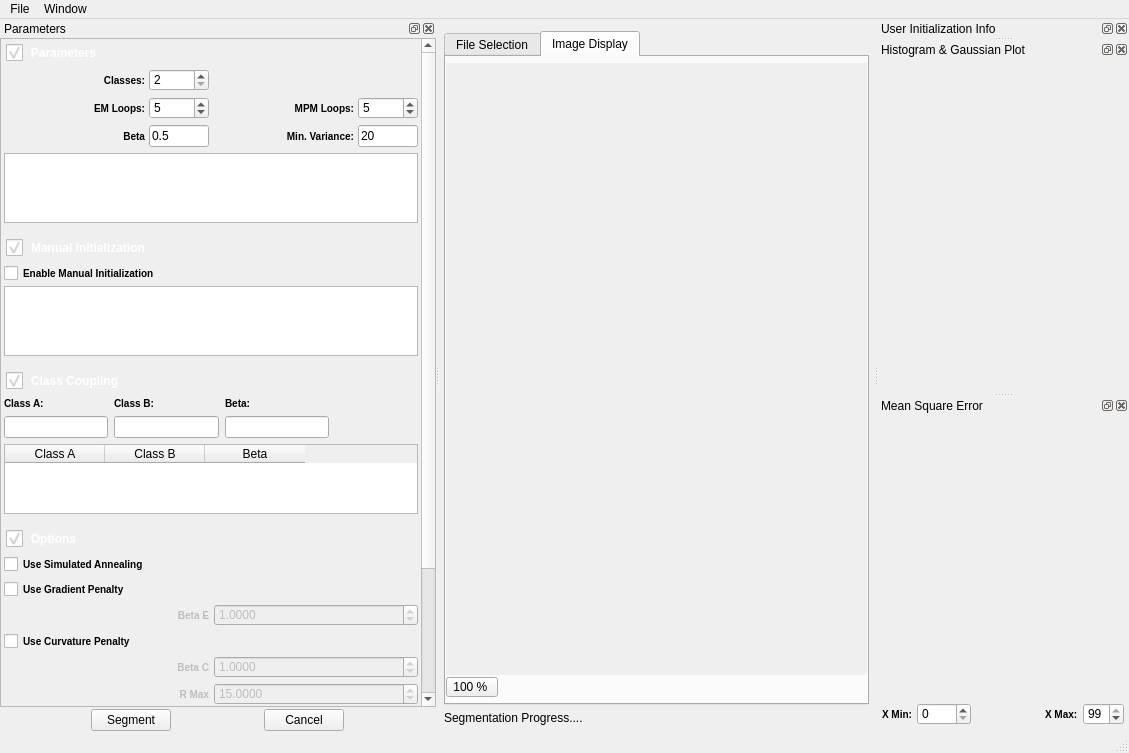
Above: Code/EmMpmGui/UI_Files/EmMpmGui.ui from BlueQuartzSoftware/EMMPMWorkbench before the change. Below: the same form after it.
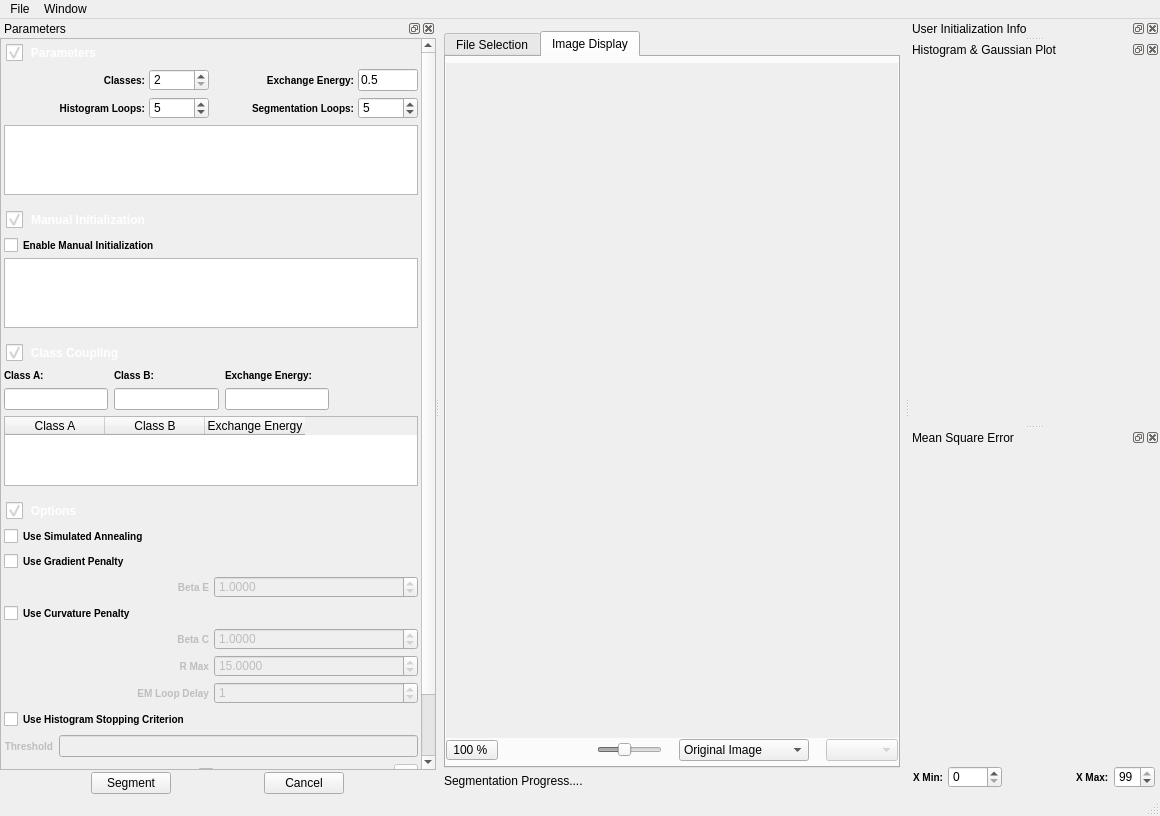
That is the form after the change. The open tabs and pages were chosen to show the change. Icons and pictures are not drawn. Custom widgets are drawn as their Qt base class.

Commit message: Correctly enabled the PerClassItem Table View Changing colors in PerClassTableView changes UserInitArea Colors Stopping Criterion and Simulated Annealing are mutually exclusive User Interface Terminology updated Writing out all the tables to the config file or preferences fil

Patch:
```diff
--- a/Code/EmMpmGui/UI_Files/EmMpmGui.ui
+++ b/Code/EmMpmGui/UI_Files/EmMpmGui.ui
@@ -6,8 +6,8 @@
    <rect>
     <x>0</x>
     <y>0</y>
-    <width>1129</width>
-    <height>753</height>
+    <width>1160</width>
+    <height>816</height>
    </rect>
   </property>
   <property name="sizePolicy">
@@ -643,7 +643,7 @@
            <item>
             <layout class="QHBoxLayout" name="horizontalLayout_5">
              <property name="spacing">
-              <number>4</number>
+              <number>5</number>
              </property>
              <item>
               <widget class="QToolButton" name="zoomButton">
@@ -807,63 +807,6 @@
                <property name="orientation">
                 <enum>Qt::Horizontal</enum>
                </property>
-               <property name="sizeType">
-                <enum>QSizePolicy::Fixed</enum>
-               </property>
-               <property name="sizeHint" stdset="0">
-                <size>
-                 <width>12</width>
-                 <height>20</height>
-                </size>
-               </property>
-              </spacer>
-             </item>
-             <item>
-              <widget class="QPushButton" name="layersPalette">
-               <property name="sizePolicy">
-                <sizepolicy hsizetype="Fixed" vsizetype="Fixed">
-                 <horstretch>0</horstretch>
-                 <verstretch>0</verstretch>
-                </sizepolicy>
-               </property>
-               <property name="minimumSize">
-                <size>
-                 <width>24</width>
-                 <height>24</height>
-                </size>
-               </property>
-               <property name="maximumSize">
-                <size>
-                 <width>24</width>
-                 <height>24</height>
-                </size>
-               </property>
-               <property name="toolTip">
-                <string>Show the layers pallette</string>
-               </property>
-               <property name="text">
-                <string/>
-               </property>
-               <property name="icon">
-                <iconset resource="../../../Resources/icons/images/Icons.qrc">
-                 <normaloff>:/logic_and.png</normaloff>:/logic_and.png</iconset>
-               </property>
-               <property name="iconSize">
-                <size>
-                 <width>24</width>
-                 <height>24</height>
-                </size>
-               </property>
-               <property name="flat">
-                <bool>true</bool>
-               </property>
-              </widget>
-             </item>
-             <item>
-              <spacer name="horizontalSpacer_2">
-               <property name="orientation">
-                <enum>Qt::Horizontal</enum>
-               </property>
                <property name="sizeHint" stdset="0">
                 <size>
                  <width>40</width>
@@ -872,6 +815,104 @@
                </property>
               </spacer>
              </item>
+             <item>
+              <widget class="QSlider" name="opacitySlider">
+               <property name="enabled">
+                <bool>false</bool>
+               </property>
+               <property name="sizePolicy">
+                <sizepolicy hsizetype="Preferred" vsizetype="Preferred">
+                 <horstretch>0</horstretch>
+                 <verstretch>0</verstretch>
+                </sizepolicy>
+               </property>
+               <property name="minimumSize">
+                <size>
+                 <width>65</width>
+                 <height>0</height>
+                </size>
+               </property>
+               <property name="toolTip">
+                <string>Adjust the opacity of the segmented image. 0 makes the segmented image opaque. 100 makes the segmented image transparent </string>
+               </property>
+               <property name="maximum">
+                <number>100</number>
+               </property>
+               <property name="value">
+                <number>40</number>
+               </property>
+               <property name="orientation">
+                <enum>Qt::Horizontal</enum>
+               </property>
+              </widget>
+             </item>
+             <item>
+              <spacer name="horizontalSpacer_2">
+               <property name="orientation">
+                <enum>Qt::Horizontal</enum>
+               </property>
+               <property name="sizeType">
+                <enum>QSizePolicy::Fixed</enum>
+               </property>
+               <property name="sizeHint" stdset="0">
+                <size>
+                 <width>12</width>
+                 <height>20</height>
+                </size>
+               </property>
+              </spacer>
+             </item>
+             <item>
+              <widget class="QComboBox" name="imageDisplaySelection">
+               <property name="toolTip">
+                <string>Select which image to show</string>
+               </property>
+               <item>
+                <property name="text">
+                 <string>Original Image</string>
+                </property>
+               </item>
+               <item>
+                <property name="text">
+                 <string>Segmented Image</string>
+                </property>
+               </item>
+               <item>
+                <property name="text">
+                 <string>Both</string>
+                </property>
+               </item>
+              </widget>
+             </item>
+             <item>
+              <spacer name="horizontalSpacer_12">
+               <property name="orientation">
+                <enum>Qt::Horizontal</enum>
+               </property>
+               <property name="sizeType">
+                <enum>QSizePolicy::Fixed</enum>
+               </property>
+               <property name="sizeHint" stdset="0">
+                <size>
+                 <width>12</width>
+                 <height>20</height>
+                </size>
+               </property>
+              </spacer>
+             </item>
+             <item>
+              <widget class="QComboBox" name="compositeModeCB">
+               <property name="enabled">
+                <bool>false</bool>
+               </property>
+               <property name="toolTip">
+                <string>Select the type of compositing of the original and segmented images</string>
+               </property>
+               <property name="statusTip">
+                <string/>
+               </property>
+              </widget>
+             </item>
             </layout>
            </item>
           </layout>
@@ -901,7 +942,7 @@
     <rect>
      <x>0</x>
      <y>0</y>
-     <width>1129</width>
+     <width>1160</width>
      <height>22</height>
     </rect>
    </property>
@@ -986,9 +1027,9 @@
         <property name="geometry">
          <rect>
           <x>0</x>
-          <y>-238</y>
-          <width>368</width>
-          <height>886</height>
+          <y>0</y>
+          <width>283</width>
+          <height>858</height>
          </rect>
         </property>
         <layout class="QVBoxLayout" name="verticalLayout_4">
@@ -1010,7 +1051,7 @@
          <item>
           <widget class="QDisclosableGroupBox" name="parameters_groupbox">
            <property name="sizePolicy">
-            <sizepolicy hsizetype="Preferred" vsizetype="Preferred">
+            <sizepolicy hsizetype="Preferred" vsizetype="Expanding">
              <horstretch>0</horstretch>
              <verstretch>0</verstretch>
             </sizepolicy>
@@ -1128,37 +1169,6 @@
               </property>
              </widget>
             </item>
-            <item row="3" column="1">
-             <widget class="QLineEdit" name="m_Beta">
-              <property name="sizePolicy">
-               <sizepolicy hsizetype="Fixed" vsizetype="Preferred">
-                <horstretch>0</horstretch>
-                <verstretch>0</verstretch>
-               </sizepolicy>
-              </property>
-              <property name="minimumSize">
-               <size>
-                <width>60</width>
-                <height>0</height>
-               </size>
-              </property>
-              <property name="maximumSize">
-               <size>
-                <width>60</width>
-                <height>16777215</height>
-               </size>
-              </property>
-              <property name="toolTip">
-               <string>The value of Beta for the EM/MPM Algorithm</string>
-              </property>
-              <property name="statusTip">
-               <string>The value of Beta for the EM/MPM Algorithm</string>
-              </property>
-              <property name="text">
-               <string>0.5</string>
-              </property>
-             </widget>
-            </item>
             <item row="1" column="0">
              <widget class="QLabel" name="label_11">
               <property name="sizePolicy">
@@ -1186,41 +1196,7 @@
 }</string>
               </property>
               <property name="text">
-               <string>EM Loops:</string>
-              </property>
-              <property name="alignment">
-               <set>Qt::AlignRight|Qt::AlignTrailing|Qt::AlignVCenter</set>
-              </property>
-             </widget>
-            </item>
-            <item row="3" column="0">
-             <widget class="QLabel" name="label_8">
-              <property name="sizePolicy">
-               <sizepolicy hsizetype="Preferred" vsizetype="Preferred">
-                <horstretch>0</horstretch>
-                <verstretch>0</verstretch>
-               </sizepolicy>
-              </property>
-              <property name="minimumSize">
-               <size>
-                <width>0</width>
-                <height>0</height>
-               </size>
-              </property>
-              <property name="toolTip">
-               <string>The value of Beta for the EM/MPM Algorithm</string>
-              </property>
-              <property name="statusTip">
-               <string>The value of Beta for the EM/MPM Algorithm</string>
-              </property>
-              <property name="styleSheet">
-               <string notr="true">QLabel {
-font-weight: bold;
-font-size: 10px;
-}</string>
-              </property>
-              <property name="text">
-               <string>Beta</string>
+               <string>Histogram Loops:</string>
               </property>
               <property name="alignment">
                <set>Qt::AlignRight|Qt::AlignTrailing|Qt::AlignVCenter</set>
@@ -1291,7 +1267,7 @@
 }</string>
               </property>
               <property name="text">
-               <string>MPM Loops:</string>
+               <string>Segmentation Loops:</string>
               </property>
               <property name="alignment">
                <set>Qt::AlignRight|Qt::AlignTrailing|Qt::AlignVCenter</set>
@@ -1372,59 +1348,6 @@
               </property>
              </widget>
             </item>
-            <item row="3" column="2">
-             <widget class="QLabel" name="label_9">
-              <property name="toolTip">
-               <string>The minimum variance that any class can use during the EM/MPM algorithm</string>
-              </property>
-              <property name="statusTip">
-               <string>The minimum variance that any class can use during the EM/MPM algorithm</string>
-              </property>
-              <property name="styleSheet">
-               <string notr="true">QLabel {
-font-weight: bold;
-font-size: 10px;
-}</string>
-              </property>
-              <property name="text">
-               <string>Min. Variance:</string>
-              </property>
-              <property name="alignment">
-               <set>Qt::AlignRight|Qt::AlignTrailing|Qt::AlignVCenter</set>
-              </property>
-             </widget>
-            </item>
-            <item row="3" column="3">
-             <widget class="QLineEdit" name="m_MinVariance">
-              <property name="sizePolicy">
-               <sizepolicy hsizetype="Fixed" vsizetype="Preferred">
-                <horstretch>0</horstretch>
-                <verstretch>0</verstretch>
-               </sizepolicy>
-              </property>
-              <property name="minimumSize">
-               <size>
-                <width>60</width>
-                <height>0</height>
-               </size>
-              </property>
-              <property name="maximumSize">
-               <size>
-                <width>60</width>
-                <height>16777215</height>
-               </size>
-              </property>
-              <property name="toolTip">
-               <string>The minimum variance that any class can use during the EM/MPM algorithm</string>
-              </property>
-              <property name="statusTip">
-               <string>The minimum variance that any class can use during the EM/MPM algorithm</string>
-              </property>
-              <property name="text">
-               <string>20</string>
-              </property>
-             </widget>
-            </item>
             <item row="4" column="0" colspan="4">
              <widget class="QTableView" name="perClassTableView">
               <property name="autoScroll">
@@ -1447,6 +1370,71 @@
               </attribute>
              </widget>
             </item>
+            <item row="0" column="2">
+             <widget class="QLabel" name="label_8">
+              <property name="sizePolicy">
+               <sizepolicy hsizetype="Preferred" vsizetype="Preferred">
+                <horstretch>0</horstretch>
+                <verstretch>0</verstretch>
+               </sizepolicy>
+              </property>
+              <property name="minimumSize">
+               <size>
+                <width>0</width>
+                <height>0</height>
+               </size>
+              </property>
+              <property name="toolTip">
+               <string>The value of Beta for the EM/MPM Algorithm</string>
+              </property>
+              <property name="statusTip">
+               <string>The value of Beta for the EM/MPM Algorithm</string>
+              </property>
+              <property name="styleSheet">
+               <string notr="true">QLabel {
+font-weight: bold;
+font-size: 10px;
+}</string>
+              </property>
+              <property name="text">
+               <string>Exchange Energy:</string>
+              </property>
+              <property name="alignment">
+               <set>Qt::AlignRight|Qt::AlignTrailing|Qt::AlignVCenter</set>
+              </property>
+             </widget>
+            </item>
+            <item row="0" column="3">
+             <widget class="QLineEdit" name="m_Beta">
+              <property name="sizePolicy">
+               <sizepolicy hsizetype="Fixed" vsizetype="Preferred">
+                <horstretch>0</horstretch>
+                <verstretch>0</verstretch>
+               </sizepolicy>
+              </property>
+              <property name="minimumSize">
+               <size>
+                <width>60</width>
+                <height>0</height>
+               </size>
+              </property>
+              <property name="maximumSize">
+               <size>
+                <width>60</width>
+                <height>16777215</height>
+               </size>
+              </property>
+              <property name="toolTip">
+               <string>The value of Beta for the EM/MPM Algorithm</string>
+              </property>
+              <property name="statusTip">
+               <string>The value of Beta for the EM/MPM Algorithm</string>
+              </property>
+              <property name="text">
+               <string>0.5</string>
+              </property>
+             </widget>
+            </item>
            </layout>
           </widget>
          </item>
@@ -1701,7 +1689,7 @@
 }</string>
               </property>
               <property name="text">
-               <string>Beta:</string>
+               <string>Exchange Energy:</string>
               </property>
              </widget>
             </item>
@@ -1740,7 +1728,7 @@
               </column>
               <column>
                <property name="text">
-                <string>Beta</string>
+                <string>Exchange Energy</string>
                </property>
               </column>
              </widget>
@@ -2195,7 +2183,7 @@
 }</string>
                 </property>
                 <property name="text">
-                 <string>Use Stopping Criteria</string>
+                 <string>Use Histogram Stopping Criterion</string>
                 </property>
                </widget>
               </item>
```
Left out of the diff: 2 changed lines with no effect on the pictures. The commit also changes 18 other files.
